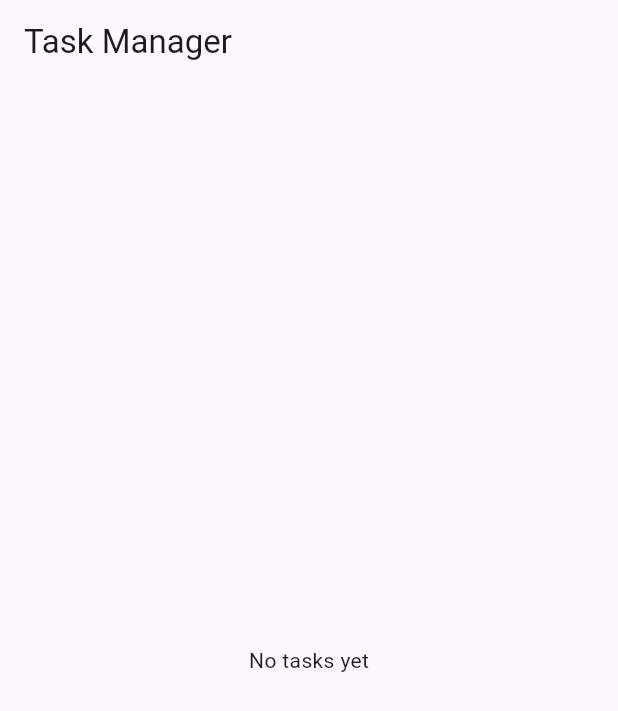
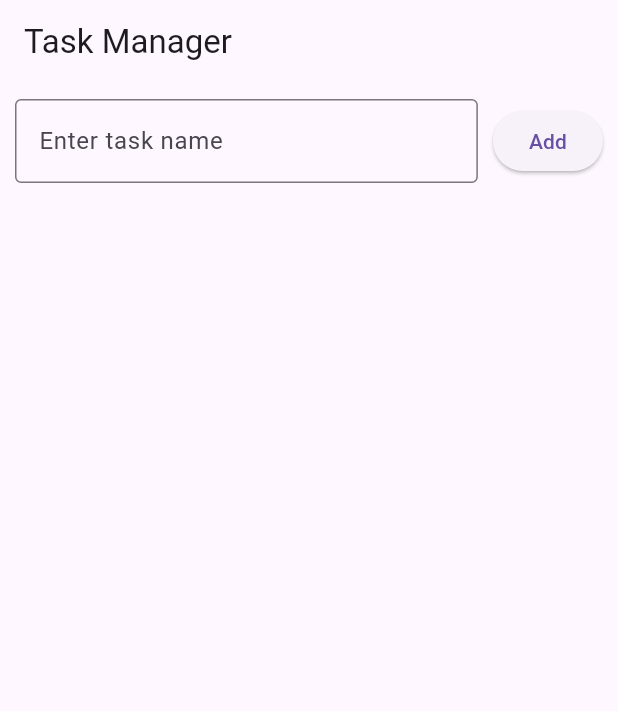
Before and after one commit to zrahagtaes/cw03, a Flutter app: the screen it shows after launch, on a phone screen of 412 x 824 dp. Shown: the top 711 px of the screen. Run offline on Flutter 3.47's test engine with Material 3 defaults, Android fonts, the phone set to English and light mode, and no system bars.

Commit message:
added ui for adding tasks

```diff
--- a/task_manager/lib/main.dart
+++ b/task_manager/lib/main.dart
@@ -15,14 +15,60 @@ class MyApp extends StatelessWidget {
   }
 }
 
-class TaskListScreen extends StatelessWidget {
+class TaskListScreen extends StatefulWidget {
   const TaskListScreen({super.key});
+
+  @override
+  State<TaskListScreen> createState() => _TaskListScreenState();
+}
+
+class _TaskListScreenState extends State<TaskListScreen> {
+  final TextEditingController _controller = TextEditingController();
+  final List<String> _tasks = [];
+
+  void _addTask() {
+    final text = _controller.text.trim();
+    if (text.isEmpty) return;
+    setState(() {
+      _tasks.add(text);
+      _controller.clear();
+    });
+  }
 
   @override
   Widget build(BuildContext context) {
     return Scaffold(
       appBar: AppBar(title: const Text('Task Manager')),
-      body: const Center(child: Text('No tasks yet')),
+      body: Column(
+        children: [
+          Padding(
+            padding: const EdgeInsets.all(10),
+            child: Row(
+              children: [
+                Expanded(
+                  child: TextField(
+                    controller: _controller,
+                    decoration: const InputDecoration(
+                      hintText: 'Enter task name',
+                      border: OutlineInputBorder(),
+                    ),
+                  ),
+                ),
+                const SizedBox(width: 10),
+                ElevatedButton(onPressed: _addTask, child: const Text('Add')),
+              ],
+            ),
+          ),
+          Expanded(
+            child: ListView.builder(
+              itemCount: _tasks.length,
+              itemBuilder: (context, index) {
+                return ListTile(title: Text(_tasks[index]));
+              },
+            ),
+          ),
+        ],
+      ),
     );
   }
 }
```
